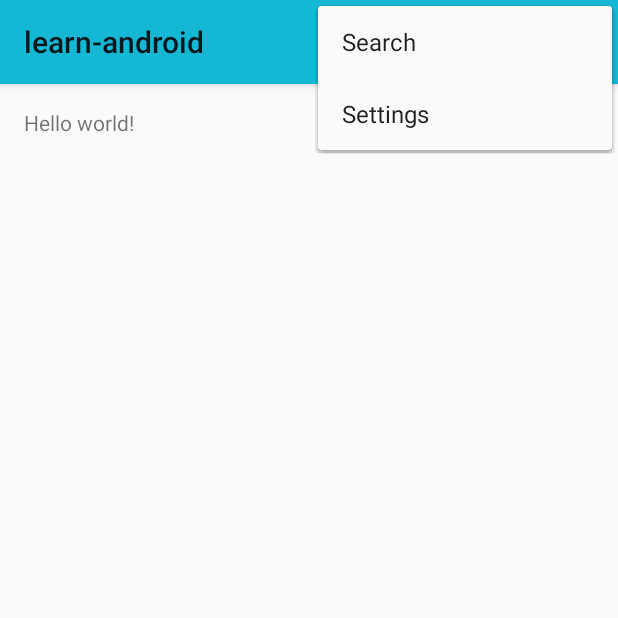
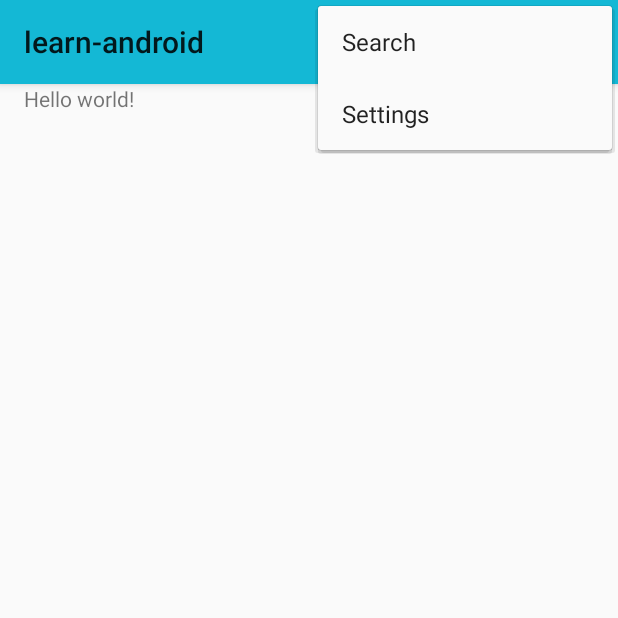
Before and after one commit to eleventigers/learn-android, an Android app: the screen it shows after launch (MainActivity), with the options menu open, on a phone screen of 412 x 824 dp, the top half of it. Run offline under Robolectric (Android 15) with nearby library versions, the phone set to English and light mode, and no system bars.

Commit message:
translucent action bar

```diff
--- a/app/src/main/res/layout/fragment_main.xml
+++ b/app/src/main/res/layout/fragment_main.xml
@@ -4,7 +4,7 @@
     android:layout_height="match_parent"
     android:paddingLeft="@dimen/activity_horizontal_margin"
     android:paddingRight="@dimen/activity_horizontal_margin"
-    android:paddingTop="@dimen/activity_vertical_margin"
+    android:paddingTop="?attr/actionBarSize"
     android:paddingBottom="@dimen/activity_vertical_margin"
     tools:context="com.eleventigers.app.MainActivity$PlaceholderFragment">
 
--- a/app/src/main/res/values/colors.xml
+++ b/app/src/main/res/values/colors.xml
@@ -2,4 +2,5 @@
 <resources>
     <color name="brand_primary">#14b8d5</color>
     <color name="actionbar_text">#fff</color>
+    <color name="actionbar_fade">#5014b8d5</color>
 </resources>
--- a/app/src/main/res/values/styles.xml
+++ b/app/src/main/res/values/styles.xml
@@ -1,22 +1,26 @@
 <resources>
 
     <!-- Base application theme. -->
-    <style name="AppTheme" parent="Theme.AppCompat.Light">
+    <style name="AppTheme" parent="@style/Theme.AppCompat.Light">
         <item name="android:actionBarStyle">@style/MyActionBar</item>
         <item name="android:actionBarTabTextStyle">@style/MyActionBarTabText</item>
         <item name="android:actionMenuTextColor">@color/actionbar_text</item>
+        <item name="android:windowActionBarOverlay">true</item>
+
 
         <!-- Support library compatibility -->
         <item name="actionBarStyle">@style/MyActionBar</item>
         <item name="actionBarTabTextStyle">@style/MyActionBarTabText</item>
         <item name="actionMenuTextColor">@color/actionbar_text</item>
+        <item name="windowActionBarOverlay">true</item>
     </style>
 
     <!-- ActionBar styles -->
     <style name="MyActionBar"
         parent="@style/Widget.AppCompat.Light.ActionBar.Solid.Inverse">
-        <item name="android:background">@color/brand_primary</item>
+        <item name="android:background">@color/actionbar_fade</item>
         <item name="background">@color/brand_primary</item>
+
     </style>
 
     <!-- ActionBar title text -->
```
